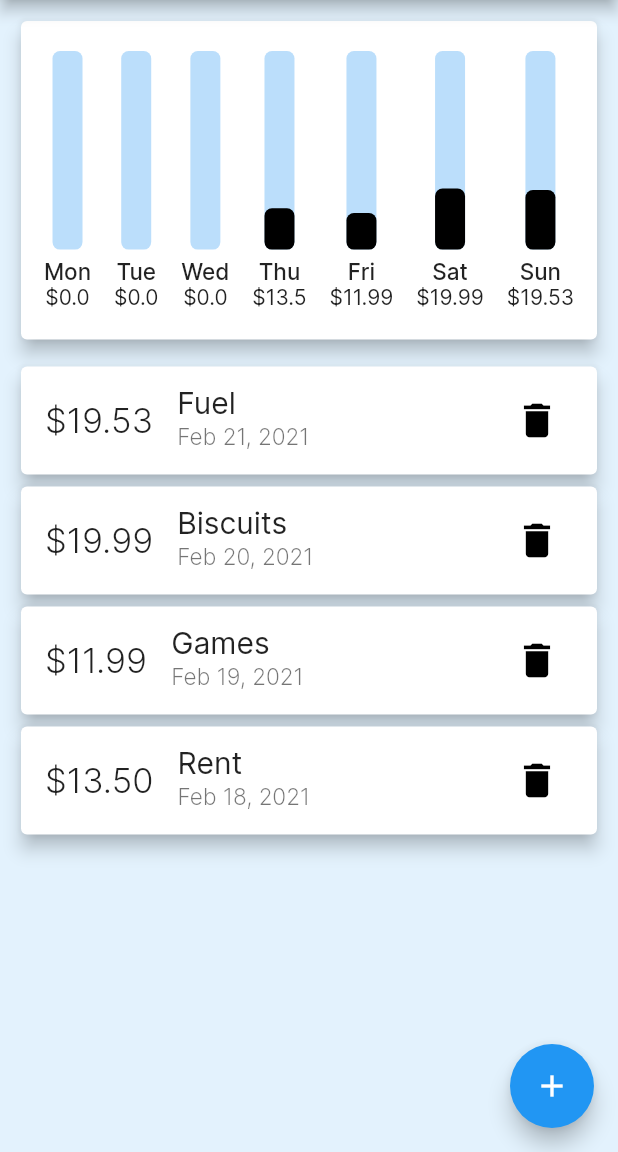
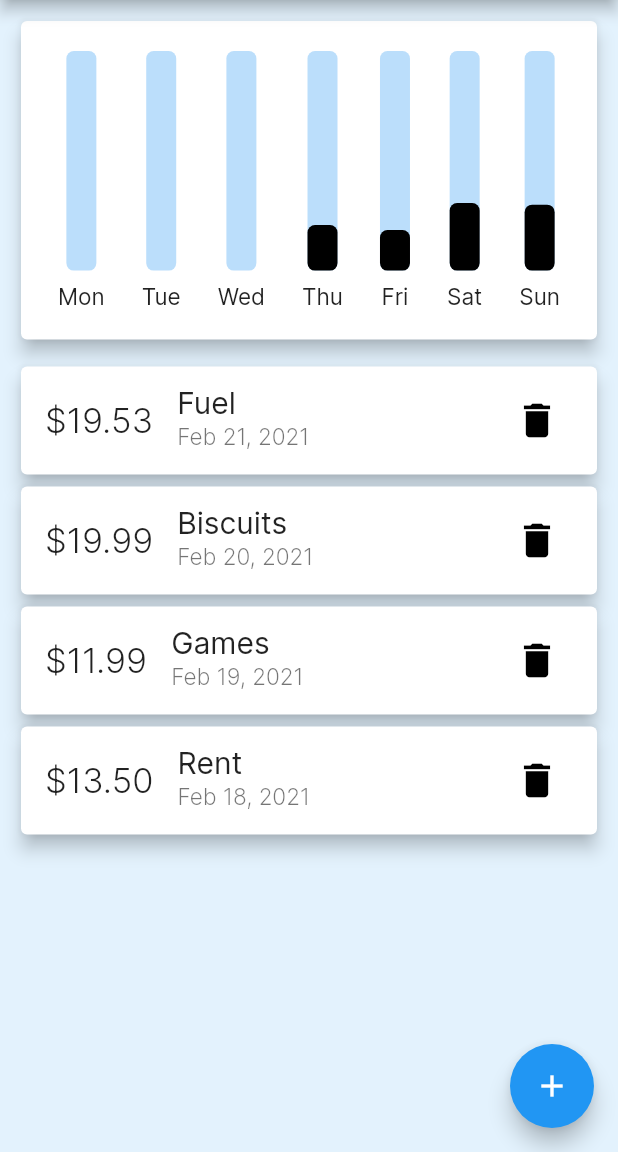
Before and after one commit to shi-ivam/cent, a Flutter app: the screen it shows after launch, on a phone screen of 412 x 824 dp, the part 84-1236 px from its top. Run offline on Flutter 3.47's test engine with Material 2 defaults, Android fonts, the phone set to English and light mode, and no system bars; drawn by our look-alikes of auto_size_text.

```diff
--- a/lib/main.dart
+++ b/lib/main.dart
@@ -50,7 +50,7 @@ class _MyAppState extends State<MyApp> {
   var sevenDaysTrans;
   var pickedDate = new DateTime.now();
 
-  final List<Transaction> transactions = [
+  List<Transaction> transactions = [
     Transaction(
         id: 1,
         amount: 19.53,
@@ -72,6 +72,14 @@ class _MyAppState extends State<MyApp> {
         date: DateTime.now().subtract(Duration(days: 3)),
         name: "Rent"),
   ];
+
+  void handleDelete(id) {
+    List newTrans =
+        this.transactions.where((element) => element.id != id).toList();
+    setState(() {
+      transactions = newTrans;
+    });
+  }
 
   void getRequiredFilteredData() {
     var last7Days = [];
@@ -139,8 +147,6 @@ class _MyAppState extends State<MyApp> {
   @override
   Widget build(BuildContext context) {
     getRequiredFilteredData();
-    print(lastWeekTotal);
-    print(MediaQuery.of(context).orientation);
     return Scaffold(
       appBar: AppBar(
         title: Text('Cent'),
@@ -173,7 +179,18 @@ class _MyAppState extends State<MyApp> {
                   child: Container(
                     padding: EdgeInsets.fromLTRB(0, 20, 0, 20),
                     width: double.infinity,
-                    child: Row(
+                    child: this.transactions.length == 0
+                        ? Row(
+                            mainAxisAlignment: MainAxisAlignment.spaceEvenly,
+                            children: [
+                              for (var tran in sevenDaysTrans)
+                                Bar(
+                                    (0 / 100) * 100,
+                                    DateFormat.E().format(tran.date),
+                                    tran.transactions)
+                            ],
+                          )
+                        : Row(
                             mainAxisAlignment: MainAxisAlignment.spaceEvenly,
                             children: [
                               for (var tran in sevenDaysTrans)
@@ -187,7 +204,9 @@ class _MyAppState extends State<MyApp> {
                 ),
               ),
             ),
-            Expanded(flex: 7, child: UserTransaction(this.transactions)),
+            Expanded(
+                flex: 7,
+                child: UserTransaction(this.transactions, this.handleDelete)),
           ],
         ),
       ),
--- a/lib/widgets/chart-bar.dart
+++ b/lib/widgets/chart-bar.dart
@@ -78,17 +78,21 @@ class Bar extends StatelessWidget {
               ),
             ),
             Padding(
-              padding: const EdgeInsets.fromLTRB(0, 5, 0, 0),
+              padding: const EdgeInsets.fromLTRB(0, 8, 0, 0),
               child: Column(
                 children: [
                   Text(
                     this.day,
-                    style: TextStyle(fontWeight: FontWeight.w500, fontSize: 15),
+                    style: TextStyle(fontWeight: FontWeight.w400, fontSize: 15),
                   ),
-                  Text(
-                    getValue(),
-                    style: TextStyle(fontWeight: FontWeight.w400, fontSize: 14),
-                  ),
+                  // Padding(
+                  //   padding: const EdgeInsets.fromLTRB(0, 5, 0, 0),
+                  //   child: Text(
+                  //     getValue(),
+                  //     style:
+                  //         TextStyle(fontWeight: FontWeight.w400, fontSize: 9),
+                  //   ),
+                  // ),
                 ],
               ),
             )
--- a/lib/widgets/transactions.dart
+++ b/lib/widgets/transactions.dart
@@ -4,8 +4,9 @@ import 'package:auto_size_text/auto_size_text.dart';
 
 class Transactions extends StatelessWidget {
   final List transactions;
+  final Function handleDelete;
 
-  Transactions(this.transactions);
+  Transactions(this.transactions, this.handleDelete);
 
   @override
   Widget build(BuildContext context) {
@@ -45,7 +46,9 @@ class Transactions extends StatelessWidget {
                 color: Colors.black,
                 size: 30,
               ),
-              onPressed: null,
+              onPressed: () {
+                this.handleDelete(this.transactions[index].id);
+              },
               padding: EdgeInsets.zero,
             ),
           ),
--- a/lib/widgets/user-transaction.dart
+++ b/lib/widgets/user-transaction.dart
@@ -3,7 +3,8 @@ import 'transactions.dart';
 
 class UserTransaction extends StatefulWidget {
   final List transactions;
-  UserTransaction(this.transactions);
+  final Function handleDelete;
+  UserTransaction(this.transactions, this.handleDelete);
   @override
   _UserTransactionState createState() => _UserTransactionState();
 }
@@ -13,7 +14,7 @@ class _UserTransactionState extends State<UserTransaction> {
   Widget build(BuildContext context) {
     return Container(
       height: 400,
-      child: Transactions(widget.transactions),
+      child: Transactions(widget.transactions, widget.handleDelete),
     );
   }
 }
```
Also changed, not shown: pubspec.yaml (+6 -2 lines), assets/icon/Cent.png (added), pubspec.lock, 30 other files. Lines whose indentation alone changed are shown as unchanged.
